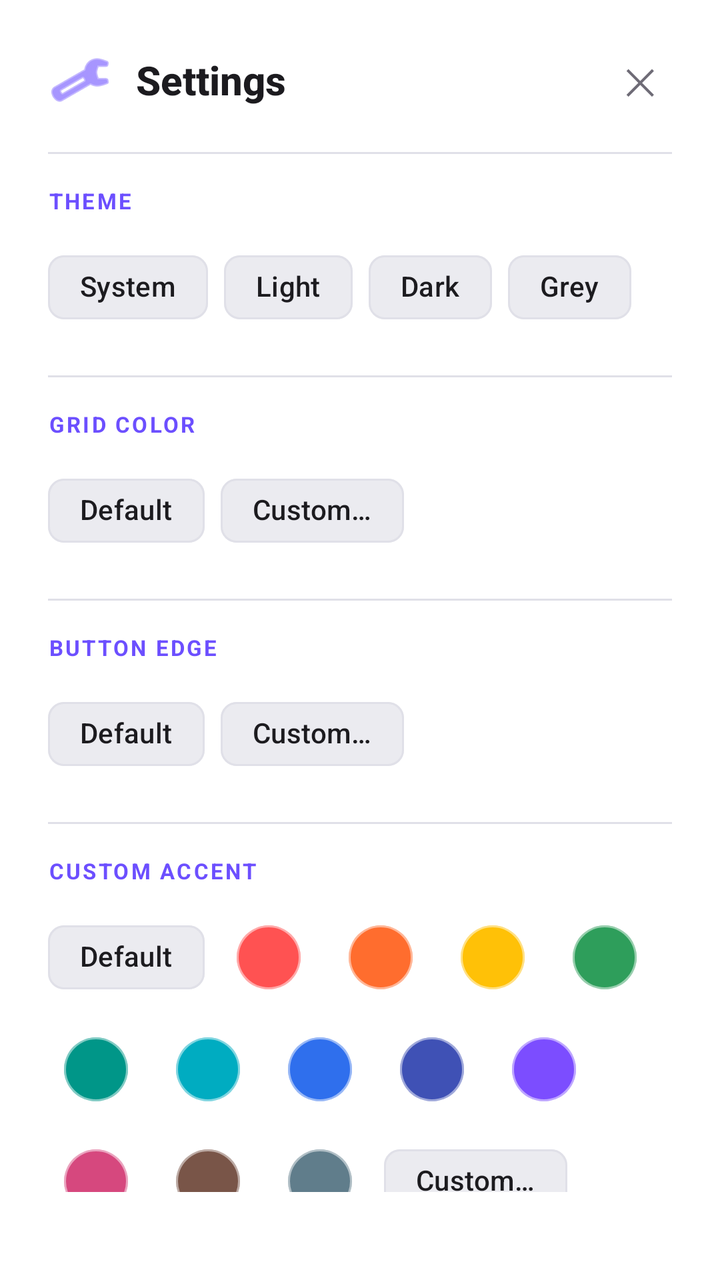
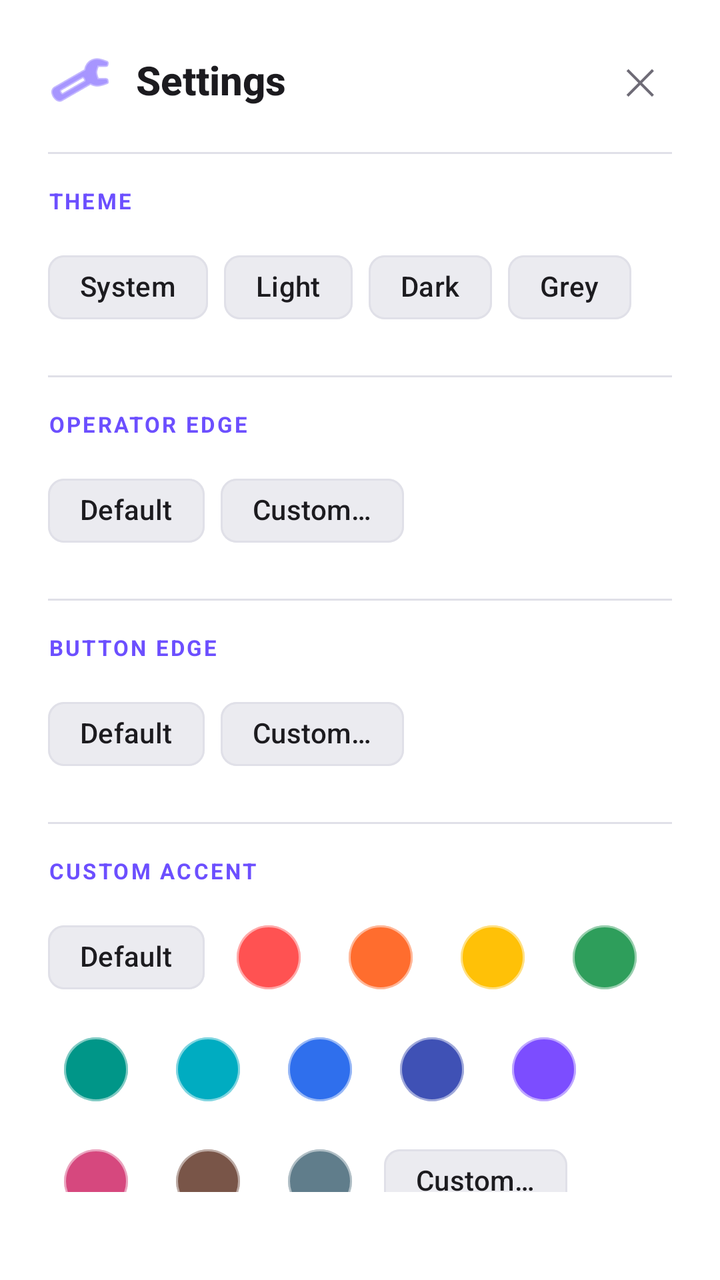

Before-and-after screenshots of an Android layout around one commit, followed by the original layout XML and the change that was made.
<!-- AndroidManifest.xml: application theme Theme.CalculatorApp -->
<!-- res/layout/dialog_settings.xml -->
<?xml version="1.0" encoding="utf-8"?>
<LinearLayout xmlns:android="http://schemas.android.com/apk/res/android"
    xmlns:app="http://schemas.android.com/apk/res-auto"
    android:layout_width="match_parent"
    android:layout_height="wrap_content"
    android:orientation="vertical"
    android:background="?attr/calcCardBackground"
    android:padding="24dp">

    
    <LinearLayout
        android:layout_width="match_parent"
        android:layout_height="wrap_content"
        android:orientation="horizontal"
        android:gravity="center_vertical"
        android:layout_marginBottom="20dp">

        <ImageView
            android:id="@+id/img_settings_icon"
            android:layout_width="32dp"
            android:layout_height="32dp"
            android:src="@android:drawable/ic_menu_preferences"
            app:tint="?attr/calcAccent"
            android:contentDescription="@null" />

        <TextView
            android:layout_width="0dp"
            android:layout_height="wrap_content"
            android:layout_weight="1"
            android:layout_marginStart="12dp"
            android:text="@string/menu_settings"
            android:textColor="?attr/calcTextPrimary"
            android:textSize="20sp"
            android:textStyle="bold"
            android:fontFamily="sans-serif-medium" />

        <TextView
            android:id="@+id/btn_settings_close"
            android:layout_width="32dp"
            android:layout_height="32dp"
            android:gravity="center"
            android:text="✕"
            android:textColor="?attr/calcTextSecondary"
            android:textSize="18sp"
            android:background="?attr/selectableItemBackgroundBorderless"
            android:clickable="true"
            android:focusable="true" />
    </LinearLayout>

    
    <View
        android:layout_width="match_parent"
        android:layout_height="1dp"
        android:background="?attr/calcDivider"
        android:layout_marginBottom="16dp" />

    
    <TextView
        android:id="@+id/tv_label_theme"
        android:layout_width="wrap_content"
        android:layout_height="wrap_content"
        android:text="@string/settings_theme"
        android:textColor="?attr/calcAccent"
        android:textSize="11sp"
        android:textStyle="bold"
        android:letterSpacing="0.1"
        android:layout_marginBottom="12dp" />

    <com.google.android.material.chip.ChipGroup
        android:id="@+id/chip_group_theme"
        android:layout_width="match_parent"
        android:layout_height="wrap_content"
        app:singleSelection="true"
        android:layout_marginBottom="20dp"
        app:chipSpacing="8dp"
        app:selectionRequired="true">

        <com.google.android.material.chip.Chip
            android:id="@+id/chip_theme_system"
            style="@style/Widget.Material3.Chip.Filter"
            android:layout_width="wrap_content"
            android:layout_height="wrap_content"
            android:text="@string/theme_system"
            android:textColor="?attr/calcTextPrimary"
            app:chipBackgroundColor="?attr/calcButtonBackground"
            app:chipStrokeColor="?attr/calcDivider" />

        <com.google.android.material.chip.Chip
            android:id="@+id/chip_theme_light"
            style="@style/Widget.Material3.Chip.Filter"
            android:layout_width="wrap_content"
            android:layout_height="wrap_content"
            android:text="@string/theme_light"
            android:textColor="?attr/calcTextPrimary"
            app:chipBackgroundColor="?attr/calcButtonBackground"
            app:chipStrokeColor="?attr/calcDivider" />

        <com.google.android.material.chip.Chip
            android:id="@+id/chip_theme_dark"
            style="@style/Widget.Material3.Chip.Filter"
            android:layout_width="wrap_content"
            android:layout_height="wrap_content"
            android:text="@string/theme_dark"
            android:textColor="?attr/calcTextPrimary"
            app:chipBackgroundColor="?attr/calcButtonBackground"
            app:chipStrokeColor="?attr/calcDivider" />

        <com.google.android.material.chip.Chip
            android:id="@+id/chip_theme_grey"
            style="@style/Widget.Material3.Chip.Filter"
            android:layout_width="wrap_content"
            android:layout_height="wrap_content"
            android:text="@string/theme_grey"
            android:textColor="?attr/calcTextPrimary"
            app:chipBackgroundColor="?attr/calcButtonBackground"
            app:chipStrokeColor="?attr/calcDivider" />

    </com.google.android.material.chip.ChipGroup>

    
    <View
        android:layout_width="match_parent"
        android:layout_height="1dp"
        android:background="?attr/calcDivider"
        android:layout_marginBottom="16dp" />

    
    <TextView
        android:id="@+id/tv_label_grid"
        android:layout_width="wrap_content"
        android:layout_height="wrap_content"
        android:text="@string/settings_grid"
        android:textColor="?attr/calcAccent"
        android:textSize="11sp"
        android:textStyle="bold"
        android:letterSpacing="0.1"
        android:layout_marginBottom="12dp" />

    <com.google.android.material.chip.ChipGroup
        android:id="@+id/chip_group_grid"
        android:layout_width="match_parent"
        android:layout_height="wrap_content"
        app:singleSelection="true"
        android:layout_marginBottom="20dp"
        app:chipSpacing="8dp"
        app:selectionRequired="true">

        <com.google.android.material.chip.Chip
            android:id="@+id/chip_grid_default"
            style="@style/Widget.Material3.Chip.Filter"
            android:layout_width="wrap_content"
            android:layout_height="wrap_content"
            android:text="@string/color_default"
            android:textColor="?attr/calcTextPrimary"
            app:chipBackgroundColor="?attr/calcButtonBackground"
            app:chipStrokeColor="?attr/calcDivider" />

        <com.google.android.material.chip.Chip
            android:id="@+id/chip_grid_custom"
            style="@style/Widget.Material3.Chip.Filter"
            android:layout_width="wrap_content"
            android:layout_height="wrap_content"
            android:text="@string/color_custom"
            android:textColor="?attr/calcTextPrimary"
            app:chipBackgroundColor="?attr/calcButtonBackground"
            app:chipStrokeColor="?attr/calcDivider" />

    </com.google.android.material.chip.ChipGroup>

    
    <View
        android:layout_width="match_parent"
        android:layout_height="1dp"
        android:background="?attr/calcDivider"
        android:layout_marginBottom="16dp" />

    
    <TextView
        android:id="@+id/tv_label_edge"
        android:layout_width="wrap_content"
        android:layout_height="wrap_content"
        android:text="@string/settings_button_edge"
        android:textColor="?attr/calcAccent"
        android:textSize="11sp"
        android:textStyle="bold"
        android:letterSpacing="0.1"
        android:layout_marginBottom="12dp" />

    <com.google.android.material.chip.ChipGroup
        android:id="@+id/chip_group_edge"
        android:layout_width="match_parent"
        android:layout_height="wrap_content"
        app:singleSelection="true"
        android:layout_marginBottom="20dp"
        app:chipSpacing="8dp"
        app:selectionRequired="true">

        <com.google.android.material.chip.Chip
            android:id="@+id/chip_edge_default"
            style="@style/Widget.Material3.Chip.Filter"
            android:layout_width="wrap_content"
            android:layout_height="wrap_content"
            android:text="@string/color_default"
            android:textColor="?attr/calcTextPrimary"
            app:chipBackgroundColor="?attr/calcButtonBackground"
            app:chipStrokeColor="?attr/calcDivider" />

        <com.google.android.material.chip.Chip
            android:id="@+id/chip_edge_custom"
            style="@style/Widget.Material3.Chip.Filter"
            android:layout_width="wrap_content"
            android:layout_height="wrap_content"
            android:text="@string/color_custom"
            android:textColor="?attr/calcTextPrimary"
            app:chipBackgroundColor="?attr/calcButtonBackground"
            app:chipStrokeColor="?attr/calcDivider" />

    </com.google.android.material.chip.ChipGroup>

    
    <View
        android:layout_width="match_parent"
        android:layout_height="1dp"
        android:background="?attr/calcDivider"
        android:layout_marginBottom="16dp" />

    
    <TextView
        android:id="@+id/tv_label_accent"
        android:layout_width="wrap_content"
        android:layout_height="wrap_content"
        android:text="@string/settings_accent"
        android:textColor="?attr/calcAccent"
        android:textSize="11sp"
        android:textStyle="bold"
        android:letterSpacing="0.1"
        android:layout_marginBottom="12dp" />

    <com.google.android.material.chip.ChipGroup
        android:id="@+id/chip_group_accent"
        android:layout_width="match_parent"
        android:layout_height="wrap_content"
        app:singleSelection="true"
        android:layout_marginBottom="20dp"
        app:chipSpacing="8dp"
        app:selectionRequired="true">

        <com.google.android.material.chip.Chip
            android:id="@+id/chip_accent_default"
            style="@style/Widget.Material3.Chip.Filter"
            android:layout_width="wrap_content"
            android:layout_height="wrap_content"
            android:text="@string/accent_default"
            android:textColor="?attr/calcTextPrimary"
            app:chipBackgroundColor="?attr/calcButtonBackground"
            app:chipStrokeColor="?attr/calcDivider" />

        <com.google.android.material.chip.Chip
            android:id="@+id/swatch_red"
            style="@style/Widget.Material3.Chip.Filter"
            android:layout_width="wrap_content"
            android:layout_height="wrap_content"
            android:minWidth="36dp"
            android:minHeight="36dp"
            android:text=""
            android:contentDescription="@string/accent_swatch"
            app:chipBackgroundColor="#FF5252"
            app:chipCornerRadius="18dp"
            app:chipStrokeColor="#80FFFFFF"
            app:chipStrokeWidth="1dp" />

        <com.google.android.material.chip.Chip
            android:id="@+id/swatch_orange"
            style="@style/Widget.Material3.Chip.Filter"
            android:layout_width="wrap_content"
            android:layout_height="wrap_content"
            android:minWidth="36dp"
            android:minHeight="36dp"
            android:text=""
            android:contentDescription="@string/accent_swatch"
            app:chipBackgroundColor="#FF6D2E"
            app:chipCornerRadius="18dp"
            app:chipStrokeColor="#80FFFFFF"
            app:chipStrokeWidth="1dp" />

        <com.google.android.material.chip.Chip
            android:id="@+id/swatch_amber"
            style="@style/Widget.Material3.Chip.Filter"
            android:layout_width="wrap_content"
            android:layout_height="wrap_content"
            android:minWidth="36dp"
            android:minHeight="36dp"
            android:text=""
            android:contentDescription="@string/accent_swatch"
            app:chipBackgroundColor="#FFC107"
            app:chipCornerRadius="18dp"
            app:chipStrokeColor="#80FFFFFF"
            app:chipStrokeWidth="1dp" />

        <com.google.android.material.chip.Chip
            android:id="@+id/swatch_green"
            style="@style/Widget.Material3.Chip.Filter"
            android:layout_width="wrap_content"
            android:layout_height="wrap_content"
            android:minWidth="36dp"
            android:minHeight="36dp"
            android:text=""
            android:contentDescription="@string/accent_swatch"
            app:chipBackgroundColor="#2E9E5B"
            app:chipCornerRadius="18dp"
            app:chipStrokeColor="#80FFFFFF"
            app:chipStrokeWidth="1dp" />

        <com.google.android.material.chip.Chip
            android:id="@+id/swatch_teal"
            style="@style/Widget.Material3.Chip.Filter"
            android:layout_width="wrap_content"
            android:layout_height="wrap_content"
            android:minWidth="36dp"
            android:minHeight="36dp"
            android:text=""
            android:contentDescription="@string/accent_swatch"
            app:chipBackgroundColor="#009688"
            app:chipCornerRadius="18dp"
            app:chipStrokeColor="#80FFFFFF"
            app:chipStrokeWidth="1dp" />

        <com.google.android.material.chip.Chip
            android:id="@+id/swatch_cyan"
            style="@style/Widget.Material3.Chip.Filter"
            android:layout_width="wrap_content"
            android:layout_height="wrap_content"
            android:minWidth="36dp"
            android:minHeight="36dp"
            android:text=""
            android:contentDescription="@string/accent_swatch"
            app:chipBackgroundColor="#00ACC1"
            app:chipCornerRadius="18dp"
            app:chipStrokeColor="#80FFFFFF"
            app:chipStrokeWidth="1dp" />

        <com.google.android.material.chip.Chip
            android:id="@+id/swatch_blue"
            style="@style/Widget.Material3.Chip.Filter"
            android:layout_width="wrap_content"
            android:layout_height="wrap_content"
            android:minWidth="36dp"
            android:minHeight="36dp"
            android:text=""
            android:contentDescription="@string/accent_swatch"
            app:chipBackgroundColor="#2F6FED"
            app:chipCornerRadius="18dp"
            app:chipStrokeColor="#80FFFFFF"
            app:chipStrokeWidth="1dp" />

        <com.google.android.material.chip.Chip
            android:id="@+id/swatch_indigo"
            style="@style/Widget.Material3.Chip.Filter"
            android:layout_width="wrap_content"
            android:layout_height="wrap_content"
            android:minWidth="36dp"
            android:minHeight="36dp"
            android:text=""
            android:contentDescription="@string/accent_swatch"
            app:chipBackgroundColor="#3F51B5"
            app:chipCornerRadius="18dp"
            app:chipStrokeColor="#80FFFFFF"
            app:chipStrokeWidth="1dp" />

        <com.google.android.material.chip.Chip
            android:id="@+id/swatch_purple"
            style="@style/Widget.Material3.Chip.Filter"
            android:layout_width="wrap_content"
            android:layout_height="wrap_content"
            android:minWidth="36dp"
            android:minHeight="36dp"
            android:text=""
            android:contentDescription="@string/accent_swatch"
            app:chipBackgroundColor="#7C4DFF"
            app:chipCornerRadius="18dp"
            app:chipStrokeColor="#80FFFFFF"
            app:chipStrokeWidth="1dp" />

        <com.google.android.material.chip.Chip
            android:id="@+id/swatch_pink"
            style="@style/Widget.Material3.Chip.Filter"
            android:layout_width="wrap_content"
            android:layout_height="wrap_content"
            android:minWidth="36dp"
            android:minHeight="36dp"
            android:text=""
            android:contentDescription="@string/accent_swatch"
            app:chipBackgroundColor="#D6487E"
            app:chipCornerRadius="18dp"
            app:chipStrokeColor="#80FFFFFF"
            app:chipStrokeWidth="1dp" />

        <com.google.android.material.chip.Chip
            android:id="@+id/swatch_brown"
            style="@style/Widget.Material3.Chip.Filter"
            android:layout_width="wrap_content"
            android:layout_height="wrap_content"
            android:minWidth="36dp"
            android:minHeight="36dp"
            android:text=""
            android:contentDescription="@string/accent_swatch"
            app:chipBackgroundColor="#795548"
            app:chipCornerRadius="18dp"
            app:chipStrokeColor="#80FFFFFF"
            app:chipStrokeWidth="1dp" />

        <com.google.android.material.chip.Chip
            android:id="@+id/swatch_slate"
            style="@style/Widget.Material3.Chip.Filter"
            android:layout_width="wrap_content"
            android:layout_height="wrap_content"
            android:minWidth="36dp"
            android:minHeight="36dp"
            android:text=""
            android:contentDescription="@string/accent_swatch"
            app:chipBackgroundColor="#607D8B"
            app:chipCornerRadius="18dp"
            app:chipStrokeColor="#80FFFFFF"
            app:chipStrokeWidth="1dp" />

        <com.google.android.material.chip.Chip
            android:id="@+id/chip_accent_custom"
            style="@style/Widget.Material3.Chip.Filter"
            android:layout_width="wrap_content"
            android:layout_height="wrap_content"
            android:text="@string/accent_custom"
            android:textColor="?attr/calcTextPrimary"
            app:chipBackgroundColor="?attr/calcButtonBackground"
            app:chipStrokeColor="?attr/calcDivider" />

    </com.google.android.material.chip.ChipGroup>

    
    <View
        android:layout_width="match_parent"
        android:layout_height="1dp"
        android:background="?attr/calcDivider"
        android:layout_marginBottom="16dp" />

    
    <TextView
        android:id="@+id/tv_label_feedback"
        android:layout_width="wrap_content"
        android:layout_height="wrap_content"
        android:text="@string/settings_feedback"
        android:textColor="?attr/calcAccent"
        android:textSize="11sp"
        android:textStyle="bold"
        android:letterSpacing="0.1"
        android:layout_marginBottom="8dp" />

    <LinearLayout
        android:layout_width="match_parent"
        android:layout_height="wrap_content"
        android:gravity="center_vertical"
        android:orientation="horizontal"
        android:paddingVertical="4dp">

        <TextView
            android:layout_width="0dp"
            android:layout_height="wrap_content"
            android:layout_weight="1"
            android:text="@string/settings_haptic"
            android:textColor="?attr/calcTextPrimary"
            android:textSize="16sp" />

        <com.google.android.material.switchmaterial.SwitchMaterial
            android:id="@+id/switch_haptic"
            android:layout_width="wrap_content"
            android:layout_height="wrap_content"
            android:checked="true" />

    </LinearLayout>

</LinearLayout>
<!-- resources referenced by this layout -->
<resources>
  <string name="accent_custom">Custom…</string>
  <string name="accent_default">Default</string>
  <string name="accent_swatch">Accent color</string>
  <string name="color_custom">Custom…</string>
  <string name="color_default">Default</string>
  <string name="menu_settings">Settings</string>
  <string name="settings_accent">CUSTOM ACCENT</string>
  <string name="settings_button_edge">BUTTON EDGE</string>
  <string name="settings_feedback">FEEDBACK</string>
  <string name="settings_grid">GRID COLOR</string>
  <string name="settings_haptic">Haptic Feedback</string>
  <string name="settings_theme">THEME</string>
  <string name="theme_dark">Dark</string>
  <string name="theme_grey">Grey</string>
  <string name="theme_light">Light</string>
  <string name="theme_system">System</string>
  <style name="Theme.CalculatorApp" parent="Theme.Material3.DayNight.NoActionBar">
          
          <item name="calcBackground">@color/bg_primary</item>
          <item name="calcBackgroundSecondary">@color/bg_secondary</item>
          <item name="calcCardBackground">@color/bg_card</item>
          <item name="calcKeyboardBackground">@color/bg_keyboard</item>
          <item name="calcButtonBackground">@color/bg_button</item>
          <item name="calcButtonPressed">@color/bg_button_pressed</item>
          <item name="calcTextPrimary">@color/text_primary</item>
          <item name="calcTextSecondary">@color/text_secondary</item>
          <item name="calcTextDisabled">@color/text_disabled</item>
          <item name="calcAccent">@color/accent_purple</item>
          <item name="calcAccentDark">@color/accent_purple_dark</item>
          <item name="calcAccentPressed">@color/accent_purple_pressed</item>
          <item name="calcDivider">@color/divider_subtle</item>
          <item name="calcDanger">@color/danger</item>
          <item name="calcDangerBackground">@color/danger_bg</item>
  
          
          <item name="android:colorBackground">@color/bg_primary</item>
          <item name="colorOnBackground">@color/text_primary</item>
          <item name="colorSurface">@color/bg_keyboard</item>
          <item name="colorOnSurface">@color/text_primary</item>
          <item name="colorSurfaceVariant">@color/bg_card</item>
          <item name="colorOnSurfaceVariant">@color/text_secondary</item>
          <item name="colorPrimaryContainer">@color/accent_purple_dark</item>
          <item name="colorOnPrimaryContainer">@color/accent_purple</item>
          <item name="colorSecondaryContainer">@color/bg_button</item>
          <item name="colorOnSecondaryContainer">@color/text_secondary</item>
          <item name="colorTertiary">@color/accent_purple</item>
          <item name="colorOnTertiary">@color/text_primary</item>
          <item name="android:statusBarColor">@color/bg_primary</item>
          <item name="android:navigationBarColor">@color/bg_primary</item>
      </style>
  <color name="bg_primary">#FFF8F8FF</color>
  <color name="bg_secondary">#FFF0F0F5</color>
  <color name="bg_card">#FFFFFFFF</color>
  <color name="bg_keyboard">#FFF5F5FA</color>
  <color name="bg_button">#FFEBEBF0</color>
  <color name="bg_button_pressed">#FFE0E0E8</color>
  <color name="text_primary">#FF1C1B1F</color>
  <color name="text_secondary">#FF6E6B76</color>
  <color name="text_disabled">#FF9E9BA6</color>
  <color name="accent_purple">#FF6C4FFF</color>
  <color name="accent_purple_dark">#FF4A37BF</color>
  <color name="accent_purple_pressed">#FF5B3EE8</color>
  <color name="divider_subtle">#FFE0E0E8</color>
  <color name="danger">#FFD32F2F</color>
  <color name="danger_bg">#FFFDECEA</color>
</resources>

<!-- the commit's change to res/layout/dialog_settings.xml (unified diff, before → after) -->
@@ -126,10 +126,10 @@
 
     
     <TextView
-        android:id="@+id/tv_label_grid"
+        android:id="@+id/tv_label_op_edge"
         android:layout_width="wrap_content"
         android:layout_height="wrap_content"
-        android:text="@string/settings_grid"
+        android:text="@string/settings_operator_edge"
         android:textColor="?attr/calcAccent"
         android:textSize="11sp"
         android:textStyle="bold"
@@ -137,7 +137,7 @@
         android:layout_marginBottom="12dp" />
 
     <com.google.android.material.chip.ChipGroup
-        android:id="@+id/chip_group_grid"
+        android:id="@+id/chip_group_op_edge"
         android:layout_width="match_parent"
         android:layout_height="wrap_content"
         app:singleSelection="true"
@@ -146,7 +146,7 @@
         app:selectionRequired="true">
 
         <com.google.android.material.chip.Chip
-            android:id="@+id/chip_grid_default"
+            android:id="@+id/chip_op_edge_default"
             style="@style/Widget.Material3.Chip.Filter"
             android:layout_width="wrap_content"
             android:layout_height="wrap_content"
@@ -156,7 +156,7 @@
             app:chipStrokeColor="?attr/calcDivider" />
 
         <com.google.android.material.chip.Chip
-            android:id="@+id/chip_grid_custom"
+            android:id="@+id/chip_op_edge_custom"
             style="@style/Widget.Material3.Chip.Filter"
             android:layout_width="wrap_content"
             android:layout_height="wrap_content"
<!-- resource entries referenced after the edit -->
@@ -9,8 +9,8 @@
   <string name="settings_accent">CUSTOM ACCENT</string>
   <string name="settings_button_edge">BUTTON EDGE</string>
   <string name="settings_feedback">FEEDBACK</string>
-  <string name="settings_grid">GRID COLOR</string>
   <string name="settings_haptic">Haptic Feedback</string>
+  <string name="settings_operator_edge">OPERATOR EDGE</string>
   <string name="settings_theme">THEME</string>
   <string name="theme_dark">Dark</string>
   <string name="theme_grey">Grey</string>
